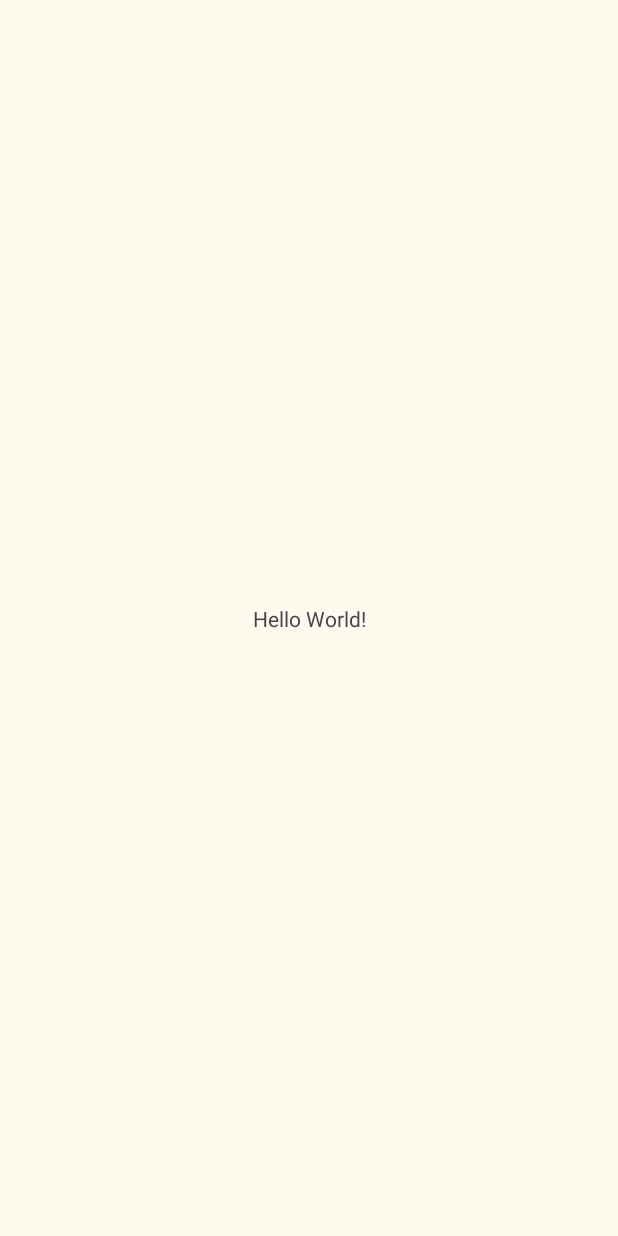
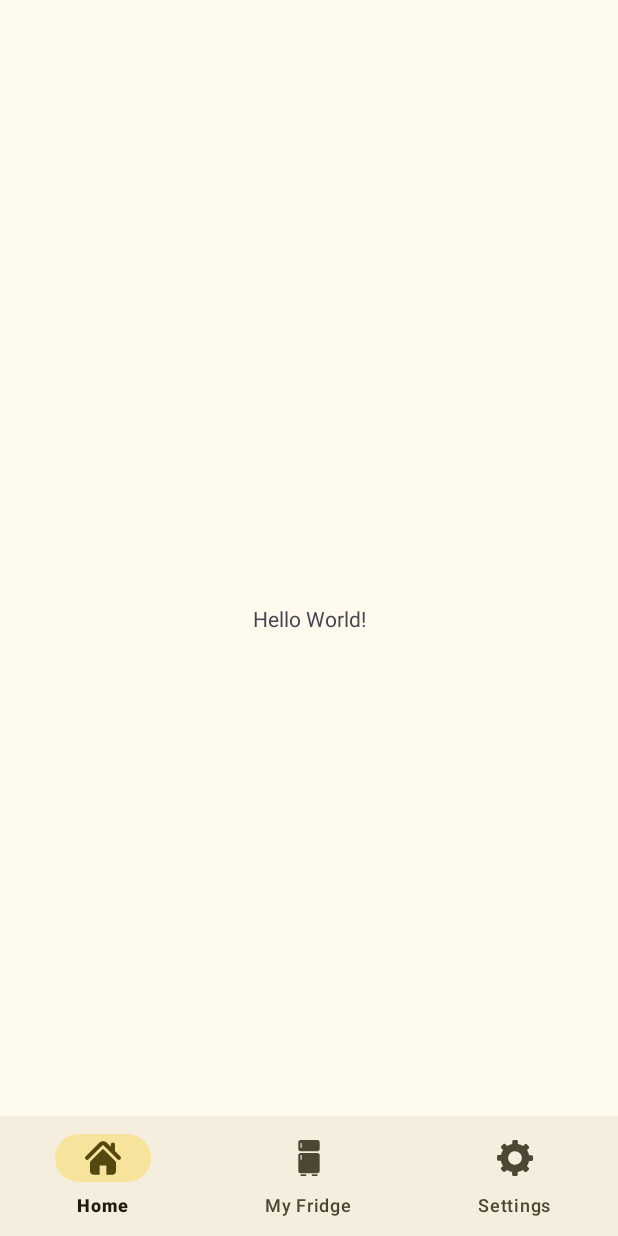
Before and after one commit to alxmtzr/Freshify, an Android app: the screen it shows after launch (MainActivity), on a phone screen of 412 x 824 dp. Before the commit the screen is almost empty. Run offline under Robolectric (Android 15) with nearby library versions, the phone set to English and light mode, and no system bars.

Commit message:
added bottom navbar

```diff
--- /dev/null
+++ b/app/src/main/res/drawable/ic_fridge.xml
@@ -0,0 +1,11 @@
+<vector xmlns:android="http://schemas.android.com/apk/res/android" android:height="24dp" android:viewportHeight="612" android:viewportWidth="612" android:width="24dp">
+
+    <path android:fillColor="#000000" android:pathData="M162.56,583.31h95.63v28.69h-95.63z"/>
+
+    <path android:fillColor="#000000" android:pathData="M353.81,583.31h95.63v28.69h-95.63z"/>
+
+    <path android:fillColor="#000000" android:pathData="M162.56,191.25h286.88c21.12,0 38.25,-17.13 38.25,-38.25V38.25c0,-21.12 -17.13,-38.25 -38.25,-38.25H162.56c-21.12,0 -38.25,17.13 -38.25,38.25V153C124.31,174.12 141.44,191.25 162.56,191.25zM162.56,57.38c0,-5.28 4.28,-9.56 9.56,-9.56s9.56,4.28 9.56,9.56v66.94c0,5.28 -4.28,9.56 -9.56,9.56s-9.56,-4.28 -9.56,-9.56V57.38z"/>
+
+    <path android:fillColor="#000000" android:pathData="M162.56,564.19h286.88c21.12,0 38.25,-17.13 38.25,-38.25v-267.75c0,-21.12 -17.13,-38.25 -38.25,-38.25H162.56c-21.12,0 -38.25,17.13 -38.25,38.25v267.75C124.31,547.06 141.44,564.19 162.56,564.19zM162.56,258.19c0,-5.28 4.28,-9.56 9.56,-9.56s9.56,4.28 9.56,9.56v66.94c0,5.28 -4.28,9.56 -9.56,9.56s-9.56,-4.28 -9.56,-9.56V258.19z"/>
+
+</vector>
--- /dev/null
+++ b/app/src/main/res/drawable/ic_home.xml
@@ -0,0 +1,7 @@
+<vector xmlns:android="http://schemas.android.com/apk/res/android" android:height="24dp" android:viewportHeight="495.4" android:viewportWidth="495.4" android:width="24dp">
+
+    <path android:fillColor="#000000" android:pathData="M487.08,225.51l-75.08,-75.08V63.7c0,-15.68 -12.71,-28.39 -28.41,-28.39c-15.67,0 -28.38,12.71 -28.38,28.39v29.94L299.31,37.74c-27.64,-27.62 -75.69,-27.58 -103.27,0.05L8.31,225.51c-11.08,11.1 -11.08,29.07 0,40.16c11.09,11.1 29.09,11.1 40.17,0l187.71,-187.73c6.11,-6.08 16.89,-6.08 22.98,-0.02l187.74,187.75c5.57,5.55 12.82,8.31 20.08,8.31c7.27,0 14.54,-2.76 20.09,-8.31C498.17,254.59 498.17,236.62 487.08,225.51z"/>
+
+    <path android:fillColor="#000000" android:pathData="M257.56,131.84c-5.45,-5.45 -14.28,-5.45 -19.72,0L72.71,296.91c-2.61,2.61 -4.09,6.16 -4.09,9.88v120.4c0,28.25 22.91,51.16 51.16,51.16h81.75v-126.61h92.3v126.61h81.75c28.25,0 51.16,-22.91 51.16,-51.16V306.79c0,-3.71 -1.47,-7.27 -4.09,-9.88L257.56,131.84z"/>
+
+</vector>
--- /dev/null
+++ b/app/src/main/res/drawable/ic_settings.xml
@@ -0,0 +1,5 @@
+<vector xmlns:android="http://schemas.android.com/apk/res/android" android:height="24dp" android:viewportHeight="489.8" android:viewportWidth="489.8" android:width="24dp">
+
+    <path android:fillColor="#000000" android:pathData="M20.7,281.9l32.1,0.2c4.8,24.7 14.3,48.7 28.7,70.5l-22.8,22.6c-8.2,8.1 -8.2,21.2 -0.2,29.4l24.6,24.9c8.1,8.2 21.2,8.2 29.4,0.2l22.8,-22.6c21.6,14.6 45.5,24.5 70.2,29.5l-0.2,32.1c-0.1,11.5 9.2,20.8 20.7,20.9l35,0.2c11.5,0.1 20.8,-9.2 20.9,-20.7l0.2,-32.1c24.7,-4.8 48.7,-14.3 70.5,-28.7l22.6,22.8c8.1,8.2 21.2,8.2 29.4,0.2l24.9,-24.6c8.2,-8.1 8.2,-21.2 0.2,-29.4l-22.6,-22.8c14.6,-21.6 24.5,-45.5 29.5,-70.2l32.1,0.2c11.5,0.1 20.8,-9.2 20.9,-20.7l0.2,-35c0.1,-11.5 -9.2,-20.8 -20.7,-20.9l-32.1,-0.2c-4.8,-24.7 -14.3,-48.7 -28.7,-70.5l22.8,-22.6c8.2,-8.1 8.2,-21.2 0.2,-29.4l-24.6,-24.9c-8.1,-8.2 -21.2,-8.2 -29.4,-0.2l-22.8,22.6c-21.6,-14.6 -45.5,-24.5 -70.2,-29.5l0.2,-32.1c0.1,-11.5 -9.2,-20.8 -20.7,-20.9l-35,-0.2c-11.5,-0.1 -20.8,9.2 -20.9,20.7l-0.3,32.1c-24.8,4.8 -48.8,14.3 -70.5,28.7l-22.6,-22.8c-8.1,-8.2 -21.2,-8.2 -29.4,-0.2l-24.8,24.6c-8.2,8.1 -8.2,21.2 -0.2,29.4l22.6,22.8c-14.6,21.6 -24.5,45.5 -29.5,70.2l-32.1,-0.2c-11.5,-0.1 -20.8,9.2 -20.9,20.7l-0.2,35C-0.1,272.4 9.2,281.8 20.7,281.9zM179.3,178.6c36.6,-36.2 95.5,-35.9 131.7,0.7s35.9,95.5 -0.7,131.7s-95.5,35.9 -131.7,-0.7S142.7,214.8 179.3,178.6z"/>
+
+</vector>
--- a/app/src/main/res/layout/activity_main.xml
+++ b/app/src/main/res/layout/activity_main.xml
@@ -16,4 +16,16 @@
         app:layout_constraintStart_toStartOf="parent"
         app:layout_constraintTop_toTopOf="parent" />
 
+    <com.google.android.material.bottomnavigation.BottomNavigationView
+        android:id="@+id/bottom_navigation"
+        android:layout_width="match_parent"
+        android:layout_height="wrap_content"
+        android:layout_gravity="start"
+        app:layout_constraintBottom_toBottomOf="parent"
+        app:layout_constraintEnd_toEndOf="parent"
+        app:layout_constraintStart_toStartOf="parent"
+        app:menu="@menu/bottom_nav_menu"
+        app:itemIconSize="24dp"
+        app:labelVisibilityMode="labeled"/>
+
 </androidx.constraintlayout.widget.ConstraintLayout>
--- /dev/null
+++ b/app/src/main/res/menu/bottom_nav_menu.xml
@@ -0,0 +1,15 @@
+<?xml version="1.0" encoding="utf-8"?>
+<menu xmlns:android="http://schemas.android.com/apk/res/android">
+    <item
+        android:id="@+id/home"
+        android:icon="@drawable/ic_home"
+        android:title="@string/home" />
+    <item
+        android:id="@+id/add_item"
+        android:icon="@drawable/ic_fridge"
+        android:title="@string/my_fridge" />
+    <item
+        android:id="@+id/settings"
+        android:icon="@drawable/ic_settings"
+        android:title="@string/settings" />
+</menu>
--- a/app/src/main/res/values/strings.xml
+++ b/app/src/main/res/values/strings.xml
@@ -1,3 +1,6 @@
 <resources>
     <string name="app_name">Freshify</string>
+    <string name="home">Home</string>
+    <string name="my_fridge">My Fridge</string>
+    <string name="settings">Settings</string>
 </resources>
```
Also changed, not shown: 1 other file.
